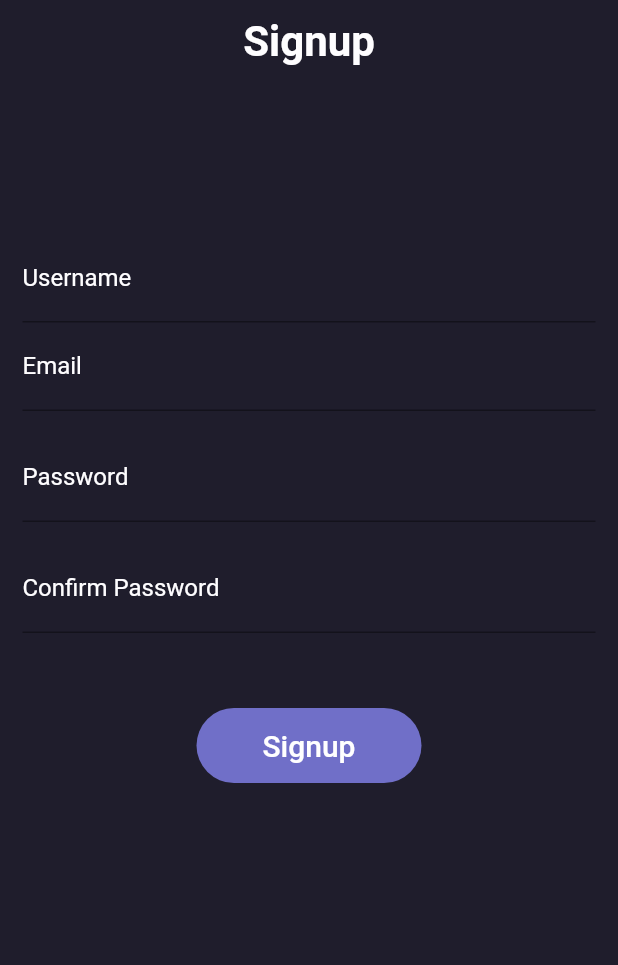
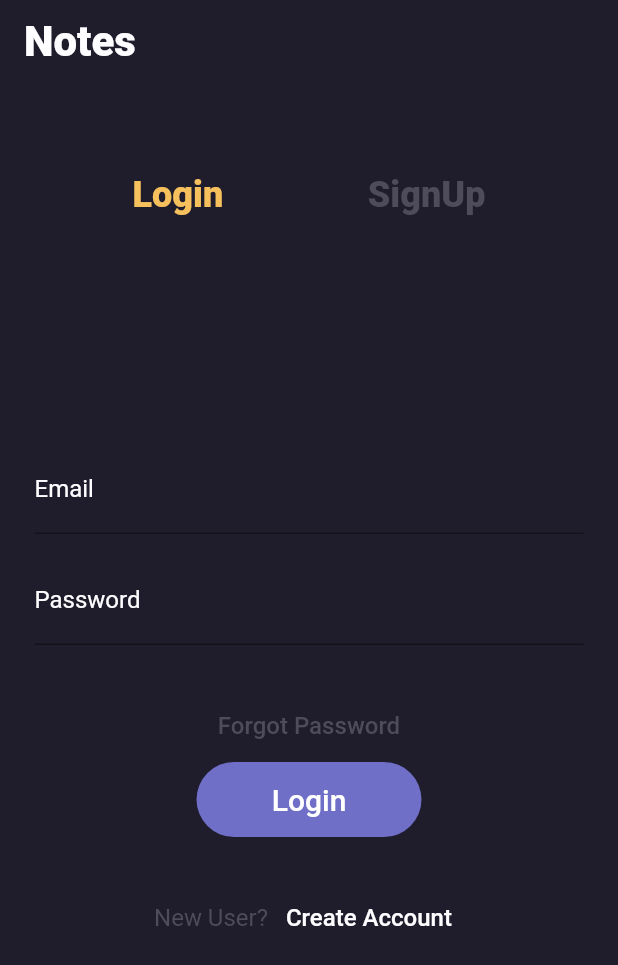
Before and after one commit to faisal-kn/NotesApp-server, a Flutter app: the screen it shows after launch, on a phone screen of 412 x 824 dp. Shown: the top 965 px of the screen. Run offline on Flutter 3.47's test engine with Material 2 defaults, Android fonts, the phone set to English and light mode, and no system bars.

Commit message:
Combined Login and signup pages in one

```diff
--- a/lib/main.dart
+++ b/lib/main.dart
@@ -1,7 +1,7 @@
 import 'package:flutter/material.dart';
 import 'package:notesapp/classes/note.dart';
 import 'package:notesapp/screens/login.dart';
-import 'package:notesapp/screens/notesdisp.dart';
+import 'package:notesapp/screens/account.dart';
 import 'package:notesapp/screens/signup.dart';
 
 import 'constant.dart';
@@ -45,6 +45,6 @@ void main() {
     //       'author7'),
     // ]),
     // home: Login(),
-       home: Signup(),
+    home: LoginScreen(),
   ));
 }
--- /dev/null
+++ b/lib/screens/account.dart
@@ -0,0 +1,78 @@
+import 'package:flutter/material.dart';
+import 'package:notesapp/constant.dart';
+import 'package:notesapp/widgets/login.dart';
+import 'package:notesapp/widgets/signup.dart';
+
+class LoginScreen extends StatefulWidget {
+  const LoginScreen({Key? key}) : super(key: key);
+
+  @override
+  _LoginScreenState createState() => _LoginScreenState();
+}
+
+class _LoginScreenState extends State<LoginScreen> {
+  bool newAccount = false;
+  @override
+  Widget build(BuildContext context) {
+    return Scaffold(
+      backgroundColor: backgroundColor,
+      appBar: AppBar(
+        title: Text('Notes',
+            style: TextStyle(
+              fontWeight: FontWeight.w900,
+              fontSize: headerTextSize,
+              fontFamily: 'Roboto',
+              color: headerTextColor,
+            )),
+        backgroundColor: Colors.transparent,
+        elevation: 0,
+      ),
+      body: Column(
+        mainAxisAlignment: MainAxisAlignment.start,
+        children: [
+          SizedBox(height: 50),
+          Row(
+            mainAxisAlignment: MainAxisAlignment.spaceEvenly,
+            children: [
+              TextButton(
+                onPressed: () {
+                  setState(() {
+                    this.newAccount = false;
+                  });
+                },
+                child: Text(
+                  'Login',
+                  style: TextStyle(
+                    fontSize: headerTextSizeSmall,
+                    fontWeight: FontWeight.w900,
+                    color: categoryHeaderColor,
+                  ),
+                ),
+              ),
+              TextButton(
+                onPressed: () {
+                  setState(() {
+                    this.newAccount = true;
+                  });
+                },
+                child: Text(
+                  'SignUp',
+                  style: TextStyle(
+                    fontSize: headerTextSizeSmall,
+                    fontWeight: FontWeight.w900,
+                    color: normalTextColor,
+                  ),
+                ),
+              ),
+            ],
+          ),
+          Expanded(
+              child: Padding(
+            padding: const EdgeInsets.all(8.0),
+            child: !newAccount ? LoginWidget() : SignUpWidget(),
+          )),
+        ],
+      ),
+    );
+  }
+}
--- /dev/null
+++ b/lib/widgets/login.dart
@@ -0,0 +1,109 @@
+import 'package:flutter/material.dart';
+import 'package:notesapp/constant.dart';
+
+class LoginWidget extends StatefulWidget {
+  const LoginWidget({Key? key}) : super(key: key);
+
+  @override
+  _LoginWidgetState createState() => _LoginWidgetState();
+}
+
+class _LoginWidgetState extends State<LoginWidget> {
+  @override
+  Widget build(BuildContext context) {
+    return Column(children: <Widget>[
+      SizedBox(
+        height: 135.0,
+      ),
+      Padding(
+        //padding: const EdgeInsets.only(left:15.0,right: 15.0,top:0,bottom: 0),
+        padding: EdgeInsets.symmetric(horizontal: 15),
+        child: TextField(
+          decoration: InputDecoration(
+            // border: OutlineInputBorder(),
+            border: UnderlineInputBorder(
+                borderSide: BorderSide(
+              color: normalTextColor,
+            )),
+            labelText: 'Email',
+            hintText: 'Enter valid email id as abc@gmail.com',
+            labelStyle: TextStyle(
+              color: headerTextColor,
+            ),
+            hintStyle: TextStyle(color: normalTextColor),
+          ),
+          style: TextStyle(
+            color: normalTextColor,
+          ),
+        ),
+      ),
+      Padding(
+        padding:
+            const EdgeInsets.only(left: 15.0, right: 15.0, top: 15, bottom: 0),
+        //padding: EdgeInsets.symmetric(horizontal: 15),
+        child: TextField(
+          obscureText: true,
+          decoration: InputDecoration(
+            labelText: 'Password',
+            hintText: 'Enter secure password',
+            labelStyle: TextStyle(
+              color: headerTextColor,
+            ),
+            hintStyle: TextStyle(color: normalTextColor),
+          ),
+        ),
+      ),
+      SizedBox(
+        height: 30.0,
+      ),
+      TextButton(
+        onPressed: () {
+          //TODO FORGOT PASSWORD SCREEN
+        },
+        child: Text(
+          'Forgot Password',
+          style:
+              TextStyle(color: normalTextColor, fontSize: normalTextSizeSmall),
+        ),
+      ),
+      Container(
+        height: 50,
+        width: 150,
+        decoration: BoxDecoration(
+            color: buttonColor, borderRadius: BorderRadius.circular(100)),
+        child: TextButton(
+          onPressed: () {},
+          child: Text(
+            'Login',
+            style: TextStyle(color: Colors.white, fontSize: normalTextSize),
+          ),
+        ),
+      ),
+      SizedBox(
+        height: 30,
+      ),
+      Row(
+        mainAxisAlignment: MainAxisAlignment.center,
+        children: [
+          Text(
+            'New User? ',
+            style: TextStyle(
+              color: normalTextColor,
+              fontSize: normalTextSizeSmall,
+            ),
+          ),
+          TextButton(
+            onPressed: () {},
+            child: Text(
+              'Create Account',
+              style: TextStyle(
+                color: headerTextColor,
+                fontSize: normalTextSizeSmall,
+              ),
+            ),
+          ),
+        ],
+      ),
+    ]);
+  }
+}
```
Also changed, not shown: lib/screens/notesdisp.dart (+28 -21 lines), lib/widgets/signup.dart (added, +113 -0 lines), lib/screens/createnote.dart (added).
